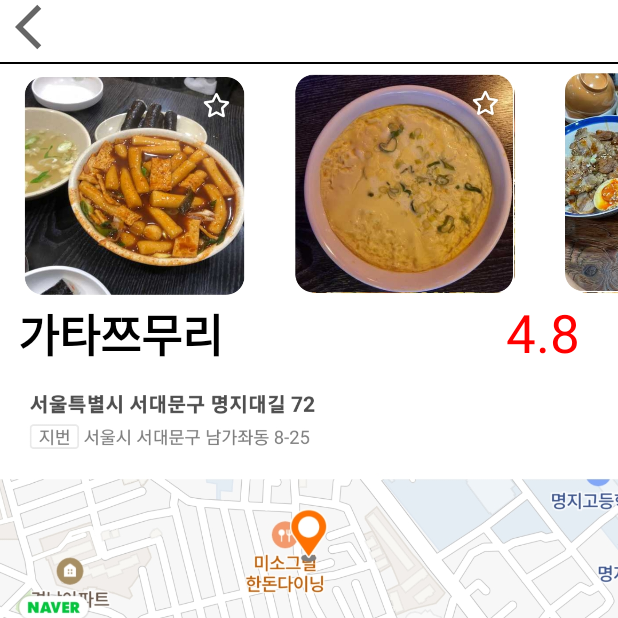
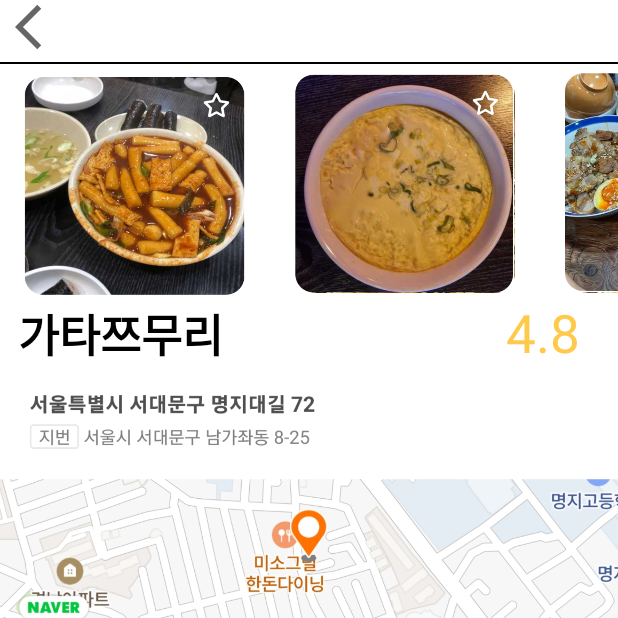
Before and after one commit to changkiyun/ProjectPickALunch, an Android app: the Sickdang_Jeongbo screen opened directly, with no data from a screen before it, on a phone screen of 412 x 824 dp, the top half of it. Run offline under Robolectric (Android 15) with nearby library versions, the phone set to English and light mode, and no system bars.

Commit message:
가게정보 SampleData 완성

```diff
--- a/app/src/main/java/com/example/projectpickalunch/restorant_info/Sickdang_Jeongbo.java
+++ b/app/src/main/java/com/example/projectpickalunch/restorant_info/Sickdang_Jeongbo.java
@@ -66,17 +66,14 @@ public class Sickdang_Jeongbo extends AppCompatActivity {
         ListItemAdapter adapter = new ListItemAdapter();
 
         EditText reviewWriten =(EditText) findViewById(R.id.reviewWrite);
-        String rT = reviewWriten.getText().toString();
 
         RatingBar rB = (RatingBar)findViewById(R.id.ratingBar);
-        float rate = rB.getRating();
-        String reviewScore = String.valueOf(rate);
 
         Button reviewRegis = (Button) findViewById(R.id.reviewRegis);
         reviewRegis.setOnClickListener(new View.OnClickListener() {
             @Override
             public void onClick(View view) {
-                adapter.addItems(new ListItem("신준한 : ", rT , reviewScore));
+                adapter.addItems(new ListItem("신준한 : ", reviewWriten.getText().toString() , "" + rB.getRating()));
                 listView.setAdapter(adapter);
             }
         });
--- a/app/src/main/res/layout/listview_item.xml
+++ b/app/src/main/res/layout/listview_item.xml
@@ -9,6 +9,8 @@
         android:layout_width="wrap_content"
         android:layout_height="wrap_content"
         android:id="@+id/tV1"
+        android:textSize="20sp"
+        android:textStyle="bold"
         app:layout_constraintTop_toTopOf="parent"
         app:layout_constraintLeft_toLeftOf="parent"/>
     <TextView
@@ -26,6 +28,8 @@
         android:id="@+id/reviewScore"
         android:textSize="20sp"
         android:textStyle="bold"
-        app:layout_constraintLeft_toRightOf="@id/reviewText"
-        app:layout_constraintTop_toTopOf="parent"/>
+        app:layout_constraintTop_toTopOf="parent"
+        app:layout_constraintRight_toRightOf="parent"
+        android:textColor="@color/mainColor"
+        android:layout_marginRight="10sp"/>
 </androidx.constraintlayout.widget.ConstraintLayout>
--- a/app/src/main/res/layout/sicdangjeongbo.xml
+++ b/app/src/main/res/layout/sicdangjeongbo.xml
@@ -75,7 +75,7 @@
             android:layout_marginRight="25sp"
             android:text="4.8"
             android:textAlignment="textEnd"
-            android:textColor="#ff0000"
+            android:textColor="@color/mainColor"
             android:textSize="35sp"
             app:layout_constraintLeft_toRightOf="@+id/sicdangTitle"
             app:layout_constraintRight_toRightOf="@id/Lin1" />
@@ -151,26 +151,24 @@
 
     </LinearLayout>
 
-    <LinearLayout
-        android:layout_width="match_parent"
-        android:layout_height="wrap_content"
-        app:layout_constraintTop_toBottomOf="@+id/Lin3"
-        app:layout_constraintRight_toRightOf="parent"
-        app:layout_constraintLeft_toLeftOf="parent"
-        android:id="@+id/Lin4"
-        android:orientation="horizontal">
 
-        <ListView
-            android:layout_width="wrap_content"
-            android:layout_height="match_parent"
-            android:id="@+id/listView"/>
+        <ScrollView
+            android:layout_width="match_parent"
+            android:layout_height="157sp"
+            app:layout_constraintTop_toBottomOf="@+id/Lin3"
+            app:layout_constraintLeft_toLeftOf="parent"
+            android:id="@+id/Lin4"
+            android:orientation="horizontal"
+            android:fillViewport="true"
+            >
+            <ListView
+                android:layout_width="match_parent"
+                android:layout_height="match_parent"
+                android:id="@+id/listView"
+                android:dividerHeight="4dp"
+                android:divider="#ffffff" />
 
-
-
-
-
-
-    </LinearLayout>
+        </ScrollView>
 
 
 
```
